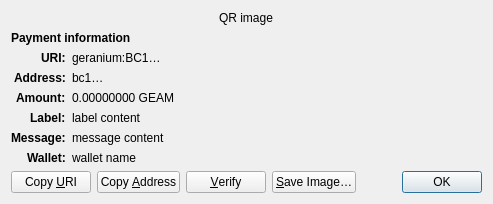
Before: the Qt Designer form src/qt/forms/receiverequestdialog.ui in geranium-coin/geranium, drawn with Qt 5.
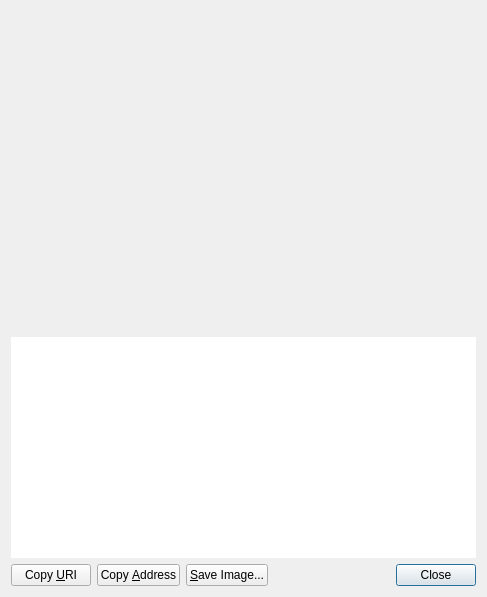
After: the same form once the commit is applied. Custom widgets are drawn as their Qt base class.

```diff
--- a/src/qt/forms/receiverequestdialog.ui
+++ b/src/qt/forms/receiverequestdialog.ui
@@ -6,70 +6,34 @@
    <rect>
     <x>0</x>
     <y>0</y>
-    <width>413</width>
-    <height>229</height>
+    <width>487</width>
+    <height>597</height>
    </rect>
   </property>
-  <property name="windowTitle">
-   <string>Request payment to …</string>
-  </property>
-  <layout class="QGridLayout" name="gridLayout" columnstretch="0,1">
-   <property name="sizeConstraint">
-    <enum>QLayout::SetFixedSize</enum>
-   </property>
-   <item row="0" column="0" colspan="2" alignment="Qt::AlignHCenter">
-    <widget class="QRImageWidget" name="qr_code">
-     <property name="text">
-      <string notr="true">QR image</string>
+  <layout class="QVBoxLayout" name="verticalLayout_3">
+   <item>
+    <widget class="QRImageWidget" name="lblQRCode">
+     <property name="sizePolicy">
+      <sizepolicy hsizetype="Expanding" vsizetype="Fixed">
+       <horstretch>0</horstretch>
+       <verstretch>0</verstretch>
+      </sizepolicy>
      </property>
-     <property name="textInteractionFlags">
-      <set>Qt::NoTextInteraction</set>
+     <property name="minimumSize">
+      <size>
+       <width>300</width>
+       <height>320</height>
+      </size>
      </property>
-    </widget>
-   </item>
-   <item row="1" column="0" colspan="2">
-    <widget class="QLabel" name="payment_header">
-     <property name="font">
-      <font>
-       <weight>75</weight>
-       <bold>true</bold>
-      </font>
+     <property name="toolTip">
+      <string>QR Code</string>
      </property>
-     <property name="text">
-      <string>Payment information</string>
-     </property>
-     <property name="textInteractionFlags">
-      <set>Qt::NoTextInteraction</set>
-     </property>
-    </widget>
-   </item>
-   <item row="2" column="0" alignment="Qt::AlignRight|Qt::AlignTop">
-    <widget class="QLabel" name="uri_tag">
-     <property name="font">
-      <font>
-       <weight>75</weight>
-       <bold>true</bold>
-      </font>
-     </property>
-     <property name="text">
-      <string notr="true">URI:</string>
-     </property>
      <property name="textFormat">
       <enum>Qt::PlainText</enum>
      </property>
-     <property name="textInteractionFlags">
-      <set>Qt::NoTextInteraction</set>
+     <property name="alignment">
+      <set>Qt::AlignCenter</set>
      </property>
-    </widget>
-   </item>
-   <item row="2" column="1" alignment="Qt::AlignTop">
-    <widget class="QLabel" name="uri_content">
-     <property name="text">
-      <string notr="true">geranium:BC1…</string>
-     </property>
-     <property name="textFormat">
-      <enum>Qt::RichText</enum>
-     </property>
      <property name="wordWrap">
       <bool>true</bool>
      </property>
@@ -78,89 +42,27 @@
      </property>
     </widget>
    </item>
-   <item row="3" column="0" alignment="Qt::AlignRight|Qt::AlignTop">
-    <widget class="QLabel" name="address_tag">
-     <property name="font">
-      <font>
-       <weight>75</weight>
-       <bold>true</bold>
-      </font>
+   <item>
+    <widget class="QTextEdit" name="outUri">
+     <property name="sizePolicy">
+      <sizepolicy hsizetype="Expanding" vsizetype="Expanding">
+       <horstretch>0</horstretch>
+       <verstretch>0</verstretch>
+      </sizepolicy>
      </property>
-     <property name="text">
-      <string>Address:</string>
+     <property name="minimumSize">
+      <size>
+       <width>0</width>
+       <height>50</height>
+      </size>
      </property>
-     <property name="textInteractionFlags">
-      <set>Qt::NoTextInteraction</set>
+     <property name="frameShape">
+      <enum>QFrame::NoFrame</enum>
      </property>
-    </widget>
-   </item>
-   <item row="3" column="1" alignment="Qt::AlignTop">
-    <widget class="QLabel" name="address_content">
-     <property name="text">
-      <string notr="true">bc1…</string>
+     <property name="frameShadow">
+      <enum>QFrame::Plain</enum>
      </property>
-     <property name="textFormat">
-      <enum>Qt::PlainText</enum>
-     </property>
-     <property name="textInteractionFlags">
-      <set>Qt::TextSelectableByMouse</set>
-     </property>
-    </widget>
-   </item>
-   <item row="4" column="0" alignment="Qt::AlignRight|Qt::AlignTop">
-    <widget class="QLabel" name="amount_tag">
-     <property name="font">
-      <font>
-       <weight>75</weight>
-       <bold>true</bold>
-      </font>
-     </property>
-     <property name="text">
-      <string>Amount:</string>
-     </property>
-     <property name="textInteractionFlags">
-      <set>Qt::NoTextInteraction</set>
-     </property>
-    </widget>
-   </item>
-   <item row="4" column="1" alignment="Qt::AlignTop">
-    <widget class="QLabel" name="amount_content">
-     <property name="text">
-      <string notr="true">0.00000000 GEAM</string>
-     </property>
-     <property name="textFormat">
-      <enum>Qt::PlainText</enum>
-     </property>
-     <property name="textInteractionFlags">
-      <set>Qt::TextSelectableByMouse</set>
-     </property>
-    </widget>
-   </item>
-   <item row="5" column="0" alignment="Qt::AlignRight|Qt::AlignTop">
-    <widget class="QLabel" name="label_tag">
-     <property name="font">
-      <font>
-       <weight>75</weight>
-       <bold>true</bold>
-      </font>
-     </property>
-     <property name="text">
-      <string>Label:</string>
-     </property>
-     <property name="textInteractionFlags">
-      <set>Qt::NoTextInteraction</set>
-     </property>
-    </widget>
-   </item>
-   <item row="5" column="1" alignment="Qt::AlignTop">
-    <widget class="QLabel" name="label_content">
-     <property name="text">
-      <string notr="true">label content</string>
-     </property>
-     <property name="textFormat">
-      <enum>Qt::PlainText</enum>
-     </property>
-     <property name="wordWrap">
+     <property name="tabChangesFocus">
       <bool>true</bool>
      </property>
      <property name="textInteractionFlags">
@@ -168,71 +70,7 @@
      </property>
     </widget>
    </item>
-   <item row="6" column="0" alignment="Qt::AlignRight|Qt::AlignTop">
-    <widget class="QLabel" name="message_tag">
-     <property name="font">
-      <font>
-       <weight>75</weight>
-       <bold>true</bold>
-      </font>
-     </property>
-     <property name="text">
-      <string>Message:</string>
-     </property>
-     <property name="textInteractionFlags">
-      <set>Qt::NoTextInteraction</set>
-     </property>
-    </widget>
-   </item>
-   <item row="6" column="1" alignment="Qt::AlignTop">
-    <widget class="QLabel" name="message_content">
-     <property name="text">
-      <string notr="true">message content</string>
-     </property>
-     <property name="textFormat">
-      <enum>Qt::PlainText</enum>
-     </property>
-     <property name="wordWrap">
-      <bool>true</bool>
-     </property>
-     <property name="textInteractionFlags">
-      <set>Qt::TextSelectableByMouse</set>
-     </property>
-    </widget>
-   </item>
-   <item row="7" column="0" alignment="Qt::AlignRight|Qt::AlignTop">
-    <widget class="QLabel" name="wallet_tag">
-     <property name="font">
-      <font>
-       <weight>75</weight>
-       <bold>true</bold>
-      </font>
-     </property>
-     <property name="text">
-      <string>Wallet:</string>
-     </property>
-     <property name="textInteractionFlags">
-      <set>Qt::NoTextInteraction</set>
-     </property>
-    </widget>
-   </item>
-   <item row="7" column="1" alignment="Qt::AlignTop">
-    <widget class="QLabel" name="wallet_content">
-     <property name="text">
-      <string notr="true">wallet name</string>
-     </property>
-     <property name="textFormat">
-      <enum>Qt::PlainText</enum>
-     </property>
-     <property name="wordWrap">
-      <bool>true</bool>
-     </property>
-     <property name="textInteractionFlags">
-      <set>Qt::TextSelectableByMouse</set>
-     </property>
-    </widget>
-   </item>
-   <item row="8" column="0" colspan="2">
+   <item>
     <layout class="QHBoxLayout" name="horizontalLayout">
      <item>
       <widget class="QPushButton" name="btnCopyURI">
@@ -254,23 +92,10 @@
        </property>
       </widget>
      </item>
-     <item>
-      <widget class="QPushButton" name="btnVerify">
-       <property name="text">
-        <string>&amp;Verify</string>
-       </property>
-       <property name="toolTip">
-        <string>Verify this address on e.g. a hardware wallet screen</string>
-       </property>
-       <property name="autoDefault">
-        <bool>false</bool>
-       </property>
-      </widget>
-     </item>
      <item>
       <widget class="QPushButton" name="btnSaveAs">
        <property name="text">
-        <string>&amp;Save Image…</string>
+        <string>&amp;Save Image...</string>
        </property>
        <property name="autoDefault">
         <bool>false</bool>
@@ -296,7 +121,7 @@
         <enum>Qt::StrongFocus</enum>
        </property>
        <property name="standardButtons">
-        <set>QDialogButtonBox::Ok</set>
+        <set>QDialogButtonBox::Close</set>
        </property>
       </widget>
      </item>
```
Left out of the diff: 38 changed lines with no effect on the pictures.
